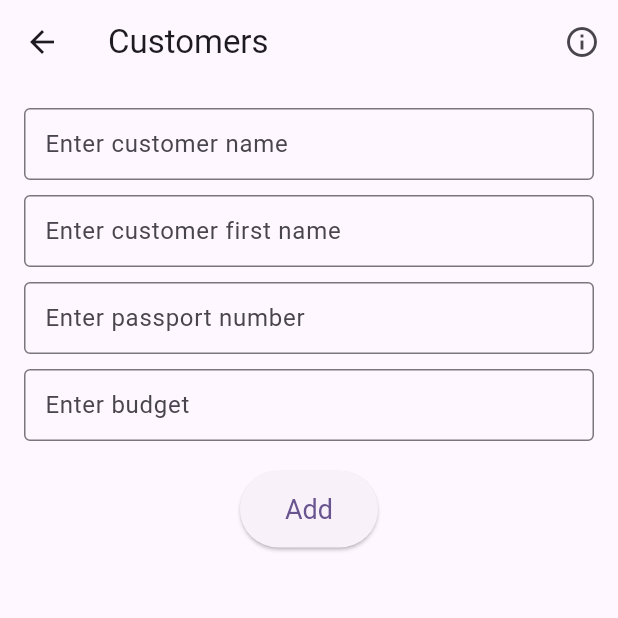
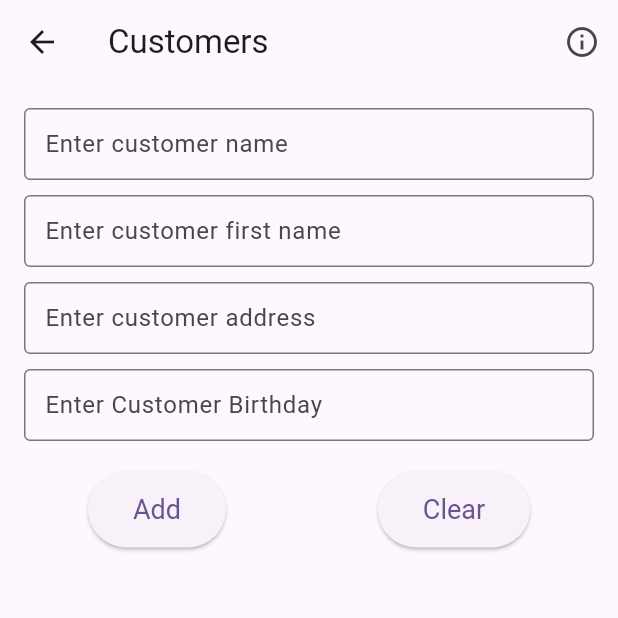
Before and after one commit to RoidedSasquatch/Mock-Airline-Management-Mobile-App, a Flutter app: the Customers screen opened by its route, on a phone screen of 412 x 824 dp, the top half of it. Run offline on Flutter 3.47's test engine with Material 3 defaults, Android fonts, the phone set to English and light mode, and no system bars; our stand-ins replace floor, flutter_secure_storage, shared_preferences, sqflite; accounts and stored records are empty; generated files the repository leaves out were written again.

Commit message:
added clear fields button and Dart Doc

```diff
--- a/lib/customers.dart
+++ b/lib/customers.dart
@@ -167,6 +167,13 @@ class _CustomersState extends State<Customers> {
     }
   }
 
+  void _clearFields() {
+    _nameController.clear();
+    _firstNameController.clear();
+    _passportController.clear();
+    _budgetController.clear();
+  }
+
   void _showCustomerDetails(int index, bool isWideScreen) {
     final customer = customers[index];
     if (isWideScreen) {
@@ -185,8 +192,8 @@ class _CustomersState extends State<Customers> {
                 children: <Widget>[
                   Text('Name: ${customer.firstName}'),
                   Text('First Name: ${customer.lastName}'),
-                  Text('Passport: ${customer.passportNumber}'),
-                  Text('Budget: ${customer.budget}'),
+                  Text('Address: ${customer.passportNumber}'),
+                  Text('Birthday: ${customer.budget}'),
                 ],
               ),
             ),
@@ -306,9 +313,9 @@ class _CustomersState extends State<Customers> {
             Text('Name: ${customer.firstName}', style: TextStyle(fontSize: 16)),
             Text('First Name: ${customer.lastName}',
                 style: TextStyle(fontSize: 16)),
-            Text('Passport: ${customer.passportNumber}',
+            Text('Address: ${customer.passportNumber}',
                 style: TextStyle(fontSize: 16)),
-            Text('Budget: ${customer.budget}', style: TextStyle(fontSize: 16)),
+            Text('Birthday: ${customer.budget}', style: TextStyle(fontSize: 16)),
             SizedBox(height: 20),
             ElevatedButton(
               onPressed: () {
@@ -388,7 +395,7 @@ class _CustomersState extends State<Customers> {
                           TextField(
                             controller: _passportController,
                             decoration: InputDecoration(
-                              labelText: 'Enter passport number',
+                              labelText: 'Enter customer address',
                               border: OutlineInputBorder(),
                               contentPadding: EdgeInsets.symmetric(
                                   vertical: 10.0, horizontal: 10.0),
@@ -398,13 +405,17 @@ class _CustomersState extends State<Customers> {
                           TextField(
                             controller: _budgetController,
                             decoration: InputDecoration(
-                              labelText: 'Enter budget',
+                              labelText: 'Enter Customer Birthday',
                               border: OutlineInputBorder(),
                               contentPadding: EdgeInsets.symmetric(
                                   vertical: 10.0, horizontal: 10.0),
                             ),
                           ),
                           SizedBox(height: 20),
+
+                          Row(
+                            mainAxisAlignment: MainAxisAlignment.spaceEvenly,
+                            children: [
                               ElevatedButton(
                                 onPressed: _selectedEditIndex == null
                                     ? _addCustomer
@@ -417,6 +428,18 @@ class _CustomersState extends State<Customers> {
                                   textStyle: TextStyle(fontSize: 18),
                                 ),
                               ),
+                              SizedBox(width: 16), // Add some space between buttons
+                              ElevatedButton(
+                                onPressed: _clearFields,
+                                child: Text('Clear'),
+                                style: ElevatedButton.styleFrom(
+                                  padding: EdgeInsets.symmetric(vertical: 15.0, horizontal: 30.0),
+                                  textStyle: TextStyle(fontSize: 18),
+                                ),
+                              ),
+                            ],
+                          ),
+
                           SizedBox(height: 20),
                           Expanded(
                             child: ListView.builder(
@@ -436,7 +459,7 @@ class _CustomersState extends State<Customers> {
                                       title: Text(
                                           '${customer.firstName} ${customer.lastName}'),
                                       subtitle: Text(
-                                          'Passport: ${customer.passportNumber}, Budget: ${customer.budget}'),
+                                          'Address: ${customer.passportNumber}, Birthday: ${customer.budget}'),
                                     ),
                                   ),
                                 );
--- a/pubspec.yaml
+++ b/pubspec.yaml
@@ -37,6 +37,7 @@ dependencies:
   # The following adds the Cupertino Icons font to your application.
   # Use with the CupertinoIcons class for iOS style icons.
   cupertino_icons: ^1.0.6
+  dartdoc: ^8.0.8
 
 dev_dependencies:
   flutter_test:
```
Also changed, not shown: lib/AppDatabase.g.dart, pubspec.lock. Lines whose indentation alone changed are shown as unchanged.
